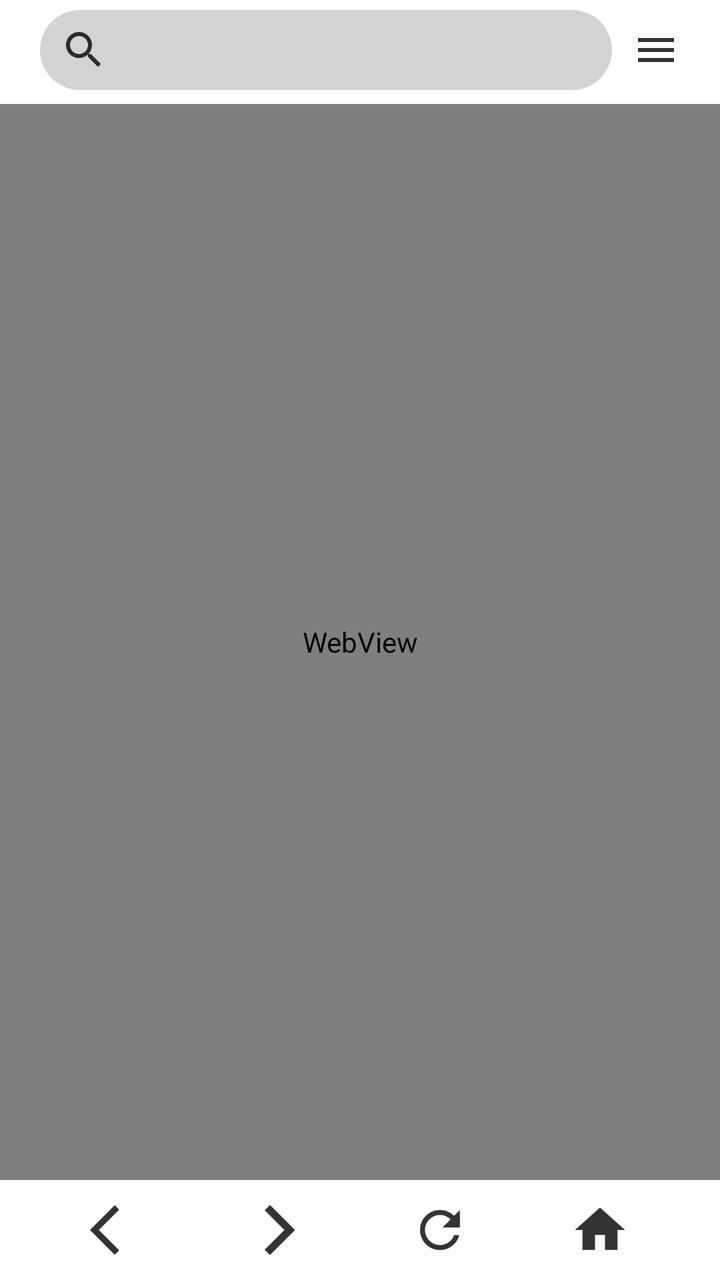
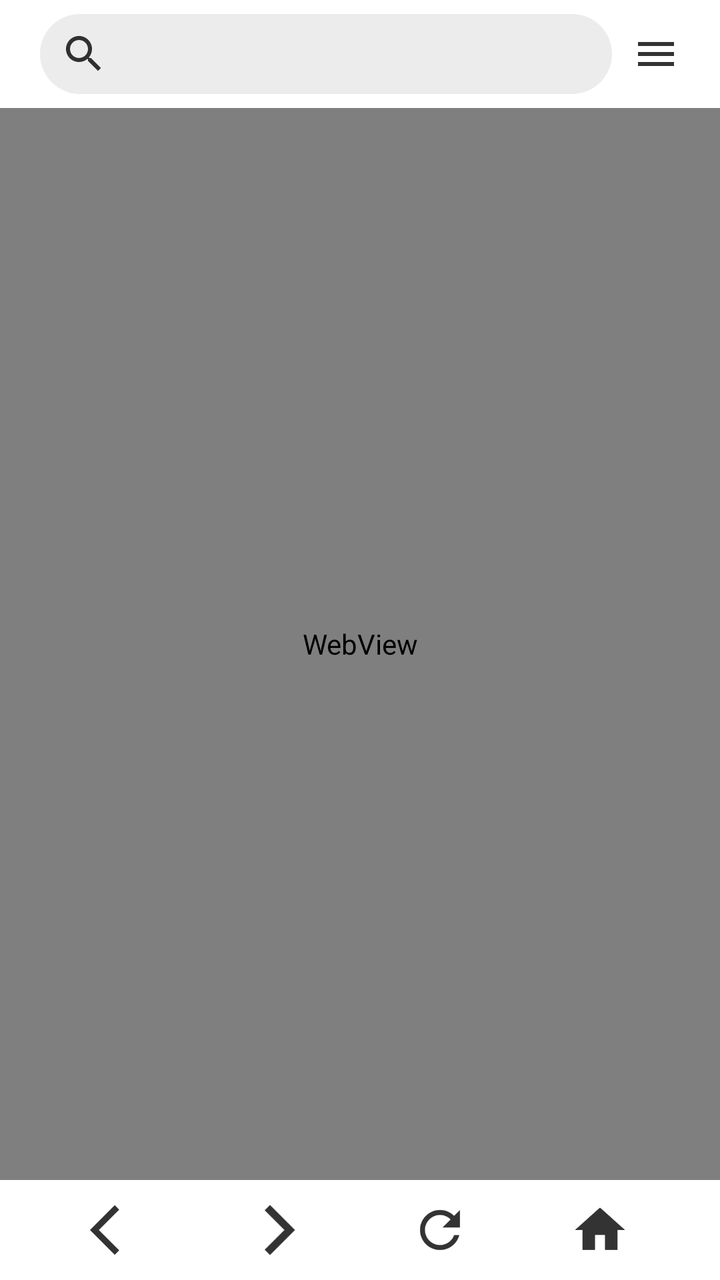

Compare the two renders of this Android layout. The source of the first and the diff that turns it into the second are given below.
<!-- AndroidManifest.xml: application theme Theme.HydrogenBrowser -->
<!-- res/layout/activity_main.xml -->
<?xml version="1.0" encoding="utf-8"?>
<androidx.constraintlayout.widget.ConstraintLayout xmlns:android="http://schemas.android.com/apk/res/android"
    xmlns:app="http://schemas.android.com/apk/res-auto"
    xmlns:tools="http://schemas.android.com/tools"
    android:layout_width="match_parent"
    android:layout_height="match_parent">

    <LinearLayout
        android:id="@+id/ll_address_bar"
        android:layout_width="match_parent"
        android:layout_height="50dp"
        android:paddingHorizontal="20dp"
        android:paddingVertical="5dp"
        app:layout_constraintBottom_toTopOf="@id/progress_bar"
        app:layout_constraintTop_toTopOf="parent"
        tools:ignore="MissingConstraints">

        <AutoCompleteTextView
            android:id="@+id/url"
            android:layout_width="0dp"
            android:layout_height="match_parent"
            android:layout_weight="1"
            android:background="@drawable/address_bar"
            android:completionThreshold="1"
            android:drawableLeft="@drawable/ic_search"
            android:drawablePadding="10dp"
            android:hint=""
            android:inputType="textUri"
            android:paddingLeft="10dp"
            android:paddingRight="10dp"
            android:selectAllOnFocus="true" />

        <ImageView
            android:id="@+id/menu"
            android:layout_width="wrap_content"
            android:layout_height="match_parent"
            android:layout_marginLeft="10dp"
            android:src="@drawable/icon_menu" />

    </LinearLayout>

    <LinearLayout
        android:id="@+id/ll_progress_bar"
        android:layout_width="match_parent"
        android:layout_height="2dp"
        app:layout_constraintBottom_toTopOf="@id/show"
        app:layout_constraintTop_toBottomOf="@id/ll_address_bar"
        tools:ignore="MissingConstraints">

        <me.jingbin.progress.WebProgress xmlns:android="http://schemas.android.com/apk/res/android"
            android:id="@+id/progress_bar"
            android:layout_width="match_parent"
            android:layout_height="2dp"
            android:visibility="gone"
            tools:ignore="MissingConstraints" />

    </LinearLayout>

    <WebView
        android:id="@+id/show"
        android:layout_width="0dp"
        android:layout_height="0dp"
        app:layout_constraintBottom_toTopOf="@id/ll_botton"
        app:layout_constraintLeft_toLeftOf="parent"
        app:layout_constraintRight_toRightOf="parent"
        app:layout_constraintTop_toBottomOf="@id/ll_progress_bar" />

    <LinearLayout
        android:id="@+id/ll_botton"
        android:layout_width="match_parent"
        android:layout_height="50dp"
        android:orientation="horizontal"
        android:paddingHorizontal="20dp"
        android:paddingVertical="10dp"
        app:layout_constraintBottom_toBottomOf="parent"
        tools:ignore="MissingConstraints">

        <ImageView
            android:id="@+id/back"
            android:layout_width="0dp"
            android:layout_height="match_parent"
            android:layout_weight="1"
            android:src="@drawable/icon_back" />

        <ImageView
            android:id="@+id/forward"
            android:layout_width="0dp"
            android:layout_height="match_parent"
            android:layout_weight="1"
            android:src="@drawable/icon_forward" />

        <ImageView
            android:id="@+id/refresh"
            android:layout_width="0dp"
            android:layout_height="match_parent"
            android:layout_weight="1"
            android:src="@drawable/icon_refresh" />

        <ImageView
            android:id="@+id/home"
            android:layout_width="0dp"
            android:layout_height="match_parent"
            android:layout_weight="1"
            android:src="@drawable/icon_home" />
    </LinearLayout>

</androidx.constraintlayout.widget.ConstraintLayout>
<!-- resources referenced by this layout -->
<resources>
  <!-- drawable address_bar (drawable) -->
  <?xml version="1.0" encoding="utf-8"?>
  <shape xmlns:android="http://schemas.android.com/apk/res/android">
      <solid
          android:color="#D3D3D3"/>
      <corners android:radius="20dp" />
  </shape>
  <!-- drawable icon_home (drawable) -->
  <?xml version="1.0" encoding="utf-8"?>
  <selector xmlns:android="http://schemas.android.com/apk/res/android">
      <item android:drawable="@drawable/ic_home" android:state_pressed="false" />
      <item android:drawable="@drawable/ic_home" android:state_pressed="true" />
  </selector>
  <!-- drawable icon_menu (drawable) -->
  <?xml version="1.0" encoding="utf-8"?>
  <selector xmlns:android="http://schemas.android.com/apk/res/android">
      <item android:state_pressed="true" android:drawable="@drawable/ic_menu"/>
      <item android:state_pressed="false" android:drawable="@drawable/ic_menu"/>
  </selector>
  <!-- drawable icon_refresh (drawable) -->
  <?xml version="1.0" encoding="utf-8"?>
  <selector xmlns:android="http://schemas.android.com/apk/res/android">
      <item android:drawable="@drawable/ic_refresh" android:state_pressed="true" />
      <item android:drawable="@drawable/ic_refresh" android:state_pressed="false" />
  </selector>
  <!-- drawable ic_back_grey (drawable-anydpi) -->
  <vector xmlns:android="http://schemas.android.com/apk/res/android"
      android:width="24dp"
      android:height="24dp"
      android:viewportWidth="24"
      android:viewportHeight="24"
      android:tint="#D3D3D3"
      android:alpha="0.8">
    <path
        android:fillColor="@android:color/white"
        android:pathData="M11.67,3.87L9.9,2.1 0,12l9.9,9.9 1.77,-1.77L3.54,12z"/>
  </vector>
  <!-- drawable ic_forward_black (drawable-anydpi) -->
  <vector xmlns:android="http://schemas.android.com/apk/res/android"
      android:width="24dp"
      android:height="24dp"
      android:viewportWidth="24"
      android:viewportHeight="24"
      android:tint="#000000"
      android:alpha="0.8">
    <path
        android:fillColor="@android:color/white"
        android:pathData="M5.88,4.12L13.76,12l-7.88,7.88L8,22l10,-10L8,2z"/>
  </vector>
  <!-- drawable ic_forward_grey (drawable-anydpi) -->
  <vector xmlns:android="http://schemas.android.com/apk/res/android"
      android:width="24dp"
      android:height="24dp"
      android:viewportWidth="24"
      android:viewportHeight="24"
      android:tint="#D3D3D3"
      android:alpha="0.8">
    <path
        android:fillColor="@android:color/white"
        android:pathData="M5.88,4.12L13.76,12l-7.88,7.88L8,22l10,-10L8,2z"/>
  </vector>
  <!-- drawable ic_home (drawable-anydpi) -->
  <vector xmlns:android="http://schemas.android.com/apk/res/android"
      android:width="24dp"
      android:height="24dp"
      android:viewportWidth="24"
      android:viewportHeight="24"
      android:tint="#000000"
      android:alpha="0.8">
    <path
        android:fillColor="@android:color/white"
        android:pathData="M10,20v-6h4v6h5v-8h3L12,3 2,12h3v8z"/>
  </vector>
  <!-- drawable ic_menu (drawable-anydpi) -->
  <vector xmlns:android="http://schemas.android.com/apk/res/android"
      android:width="24dp"
      android:height="24dp"
      android:viewportWidth="24"
      android:viewportHeight="24"
      android:tint="#000000"
      android:alpha="0.8">
    <path
        android:fillColor="@android:color/white"
        android:pathData="M3,18h18v-2L3,16v2zM3,13h18v-2L3,11v2zM3,6v2h18L21,6L3,6z"/>
  </vector>
  <color name="blue_500">#2196F3</color>
  <color name="blue_700">#1976D2</color>
  <color name="white">#FFFFFFFF</color>
  <color name="teal_200">#FF03DAC5</color>
  <color name="teal_700">#FF018786</color>
  <color name="black">#FF000000</color>
  <!-- unchanged entries left out for length: 6 -->
</resources>

<!-- the commit's change to res/layout/activity_main.xml (unified diff, before → after) -->
@@ -11,7 +11,7 @@
         android:layout_height="50dp"
         android:paddingHorizontal="20dp"
         android:paddingVertical="5dp"
-        app:layout_constraintBottom_toTopOf="@id/progress_bar"
+        app:layout_constraintBottom_toTopOf="@id/webview"
         app:layout_constraintTop_toTopOf="parent"
         tools:ignore="MissingConstraints">
 
@@ -22,7 +22,7 @@
             android:layout_weight="1"
             android:background="@drawable/address_bar"
             android:completionThreshold="1"
-            android:drawableLeft="@drawable/ic_search"
+            android:drawableStart="@drawable/ic_search"
             android:drawablePadding="10dp"
             android:hint=""
             android:inputType="textUri"
@@ -34,7 +34,7 @@
             android:id="@+id/menu"
             android:layout_width="wrap_content"
             android:layout_height="match_parent"
-            android:layout_marginLeft="10dp"
+            android:layout_marginStart="10dp"
             android:src="@drawable/icon_menu" />
 
     </LinearLayout>
@@ -43,11 +43,11 @@
         android:id="@+id/ll_progress_bar"
         android:layout_width="match_parent"
         android:layout_height="2dp"
-        app:layout_constraintBottom_toTopOf="@id/show"
+        app:layout_constraintBottom_toTopOf="@id/webview"
         app:layout_constraintTop_toBottomOf="@id/ll_address_bar"
         tools:ignore="MissingConstraints">
 
-        <me.jingbin.progress.WebProgress xmlns:android="http://schemas.android.com/apk/res/android"
+        <me.jingbin.progress.WebProgress
             android:id="@+id/progress_bar"
             android:layout_width="match_parent"
             android:layout_height="2dp"
@@ -57,7 +57,7 @@
     </LinearLayout>
 
     <WebView
-        android:id="@+id/show"
+        android:id="@+id/webview"
         android:layout_width="0dp"
         android:layout_height="0dp"
         app:layout_constraintBottom_toTopOf="@id/ll_botton"
<!-- resource entries referenced after the edit -->
@@ -4,8 +4,9 @@
   <?xml version="1.0" encoding="utf-8"?>
   <shape xmlns:android="http://schemas.android.com/apk/res/android">
       <solid
-          android:color="#D3D3D3"/>
+          android:color="@color/light_grey"/>
       <corners android:radius="20dp" />
+  
   </shape>
   <!-- drawable icon_home (drawable) -->
   <?xml version="1.0" encoding="utf-8"?>
@@ -25,6 +26,7 @@
       <item android:drawable="@drawable/ic_refresh" android:state_pressed="true" />
       <item android:drawable="@drawable/ic_refresh" android:state_pressed="false" />
   </selector>
+  <color name="light_grey">#ececec</color>
   <!-- drawable ic_back_grey (drawable-anydpi) -->
   <vector xmlns:android="http://schemas.android.com/apk/res/android"
       android:width="24dp"
